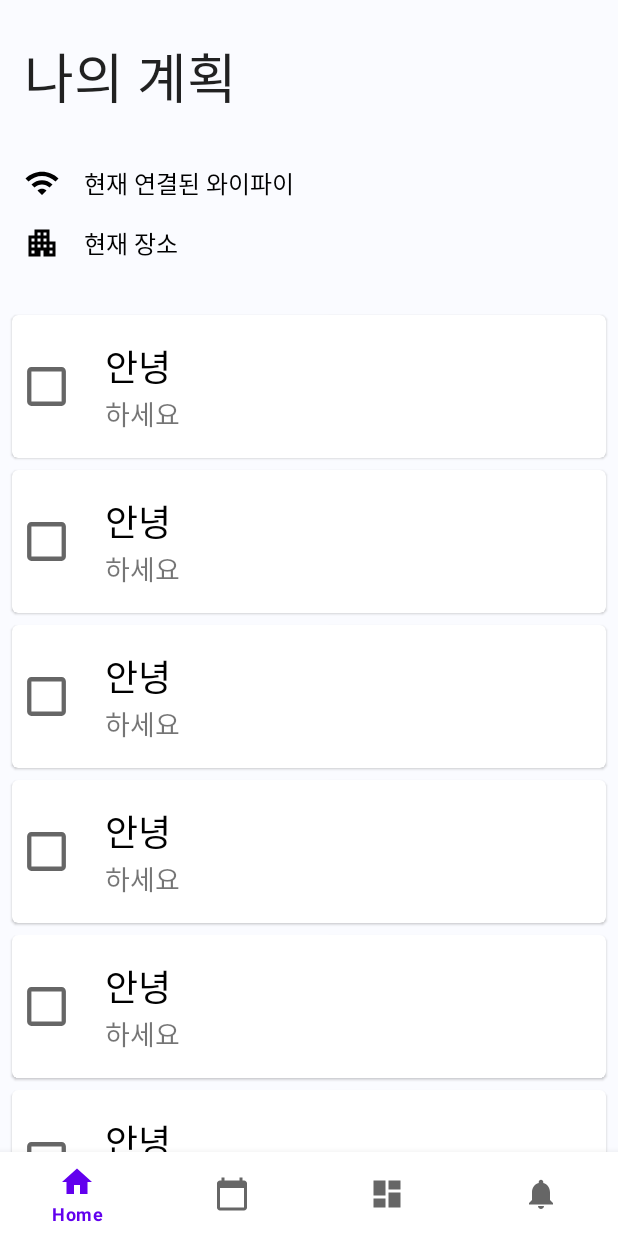
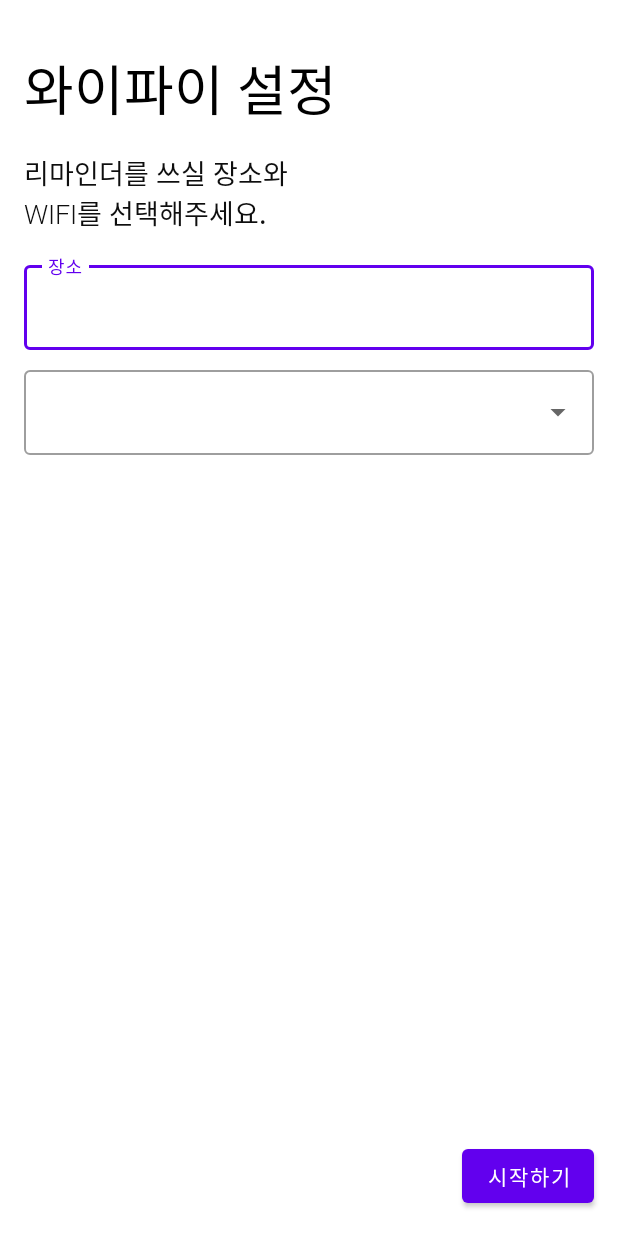
Before and after one commit to HeeSungUm/Mocon, an Android app: the screen it shows after launch (MainActivity before the commit, WifiSetting after it), on a phone screen of 412 x 824 dp. Run offline under Robolectric (Android 15) with nearby library versions, the phone set to English and light mode, and no system bars; our stand-ins replace navigation-ui.

Commit message:
WifiSetting 액티비티 추가

```diff
--- a/app/src/main/AndroidManifest.xml
+++ b/app/src/main/AndroidManifest.xml
@@ -25,11 +25,6 @@
                 <category android:name="android.intent.category.LAUNCHER" />
             </intent-filter>
         </activity>
-        <receiver android:name=".WifiReceiver">
-            <intent-filter>
-                <action android:name="WIFI_CONNECTED" />
-            </intent-filter>
-        </receiver>
 
     </application>
 
--- a/app/src/main/java/com/appplepie/mocon/MainActivity.java
+++ b/app/src/main/java/com/appplepie/mocon/MainActivity.java
@@ -2,6 +2,7 @@ package com.appplepie.mocon;
 
 import android.Manifest;
 import android.content.Context;
+import android.content.Intent;
 import android.content.SharedPreferences;
 import android.content.pm.PackageManager;
 import android.net.wifi.WifiConfiguration;
@@ -44,60 +45,11 @@ public class MainActivity extends AppCompatActivity {
         SharedPreferences preferences = PreferenceManager.getDefaultSharedPreferences(getApplicationContext());
         SharedPreferences.Editor editor= preferences.edit();
         setContentView(R.layout.activity_main);
-        getPermission();
 
         if (preferences.getBoolean("FirstStart", true)){
             preferences.edit().putBoolean("FirstStart", false).apply();
-            WifiManager wifiManager = (WifiManager) getSystemService(Context.WIFI_SERVICE);
-
-            if (!wifiManager.isWifiEnabled()) {
-                if (wifiManager.getWifiState() != WifiManager.WIFI_STATE_ENABLING) {
-                    wifiManager.setWifiEnabled(true);
-                }
-                getWifiConfigurations(wifiManager);
-            }else{
-                getWifiConfigurations(wifiManager);
-            }
-
-            MaterialAlertDialogBuilder builder = new MaterialAlertDialogBuilder(this);
-
-            LayoutInflater inflater = getLayoutInflater();
-            View dialogView = inflater.inflate(R.layout.wifi_setting_dialog, null);
-            builder.setView(dialogView);
-
-            MultiAutoCompleteTextView spinner = dialogView.findViewById(R.id.dialogWifiInput);
-            EditText editText = dialogView.findViewById(R.id.dialogPlaceInput);
-
-            ArrayAdapter<String> stringArrayAdapter;
-
-            if (wifiList == null || wifiList.length ==0){
-                stringArrayAdapter = new ArrayAdapter<>(getApplicationContext(), R.layout.support_simple_spinner_dropdown_item, new String[]{"사용가능한 와이파이가 없습니다."});
-            }else {
-                stringArrayAdapter = new ArrayAdapter<>(this, R.layout.support_simple_spinner_dropdown_item, wifiList);
-            }
-            spinner.setTokenizer(new MultiAutoCompleteTextView.CommaTokenizer());
-            spinner.setAdapter(stringArrayAdapter);
-            builder.setPositiveButton("확인", null);
-
-
-            AlertDialog dialog = builder.create();
-            dialog.setCanceledOnTouchOutside(false);
-            dialog.setOnShowListener(dialogInterface -> {
-                Button button = ((AlertDialog) dialog).getButton(AlertDialog.BUTTON_POSITIVE);
-                button.setOnClickListener(view -> {
-                    if (editText.getText().toString().equals("") ^ spinner.getText().toString().equals("")){
-                        editText.setError("빈칸을 다 채워주세요");
-                    }else{
-                        String place = editText.getText().toString();
-                        String[] wifi = spinner.getText().toString().split(",");
-                        Log.e("tag", "onCreate: "+ Arrays.toString(wifi));
-                        editor.putStringSet(place, new HashSet<>(Arrays.asList(wifi)));
-                        editor.apply();
-                        dialog.dismiss();
-                    }
-                });
-            });
-            dialog.show();
+            Intent intent = new Intent(this, WifiSetting.class);
+            startActivity(intent);
         }
 
 
@@ -112,28 +64,6 @@ public class MainActivity extends AppCompatActivity {
         NavigationUI.setupWithNavController(navView, navController);
     }
 
-    void getPermission(){
-        if (checkSelfPermission(CoarseLocation) != PackageManager.PERMISSION_GRANTED) {
-            requestPermissions(new String[]{Manifest.permission.ACCESS_COARSE_LOCATION, Manifest.permission.ACCESS_FINE_LOCATION}, 123);
-        }
 
-        if (checkSelfPermission(AccessWifi) != PackageManager.PERMISSION_GRANTED) {
-            requestPermissions(new String[]{Manifest.permission.ACCESS_WIFI_STATE, Manifest.permission.ACCESS_WIFI_STATE}, 123);
-        }
-
-        if (checkSelfPermission(ChangeWifi) != PackageManager.PERMISSION_GRANTED) {
-            requestPermissions(new String[]{Manifest.permission.CHANGE_WIFI_STATE, Manifest.permission.CHANGE_WIFI_STATE}, 123);
-        }
-    }
-    void getWifiConfigurations(WifiManager wifiManager){
-        List<WifiConfiguration> configurations = wifiManager.getConfiguredNetworks();
-        Log.e("tag", "onCreate: "+configurations );
-        wifiList = new String[configurations.size()];
-        if (configurations.size() != 0) {
-            for (int i = 0; i < configurations.size(); i++) {
-                wifiList[i] = configurations.get(i).SSID;
-            }
-        }
-    }
 
 }
--- a/app/src/main/java/com/appplepie/mocon/ToDos.java
+++ /dev/null
@@ -1,4 +0,0 @@
-package com.appplepie.mocon;
-
-public class ToDos {
-}
--- /dev/null
+++ b/app/src/main/java/com/appplepie/mocon/TodoItem.java
@@ -0,0 +1,27 @@
+package com.appplepie.mocon;
+
+public class TodoItem {
+    private String Title;
+    private String desc;
+
+    public TodoItem(String heading, String desc) {
+        this.Title = heading;
+        this.desc = desc;
+    }
+
+    public String getTitle() {
+        return Title;
+    }
+
+    public void setTitle(String Title) {
+        this.Title = Title;
+    }
+
+    public String getDesc() {
+        return desc;
+    }
+
+    public void setDesc(String desc) {
+        this.desc = desc;
+    }
+}
--- a/app/src/main/java/com/appplepie/mocon/WifiSetting.java
+++ b/app/src/main/java/com/appplepie/mocon/WifiSetting.java
@@ -1,5 +1,6 @@
 package com.appplepie.mocon;
 
+import androidx.appcompat.app.AlertDialog;
 import androidx.appcompat.app.AppCompatActivity;
 import androidx.recyclerview.widget.LinearLayoutManager;
 import androidx.recyclerview.widget.RecyclerView;
@@ -7,13 +8,18 @@ import androidx.recyclerview.widget.RecyclerView;
 import android.Manifest;
 import android.content.Context;
 import android.content.DialogInterface;
+import android.content.SharedPreferences;
 import android.content.pm.PackageManager;
 import android.net.wifi.WifiConfiguration;
 import android.net.wifi.WifiManager;
 import android.os.Bundle;
+import android.preference.PreferenceManager;
+import android.util.Log;
 import android.view.LayoutInflater;
 import android.view.View;
+import android.widget.ArrayAdapter;
 import android.widget.Button;
+import android.widget.EditText;
 import android.widget.ImageButton;
 import android.widget.MultiAutoCompleteTextView;
 import android.widget.TextView;
@@ -21,23 +27,75 @@ import android.widget.TextView;
 import com.google.android.material.dialog.MaterialAlertDialogBuilder;
 
 import java.util.ArrayList;
+import java.util.Arrays;
+import java.util.HashSet;
 import java.util.List;
 
 public class WifiSetting extends AppCompatActivity {
+    final String CoarseLocation = Manifest.permission.ACCESS_COARSE_LOCATION;
+    final String AccessWifi = Manifest.permission.ACCESS_WIFI_STATE;
+    final String ChangeWifi = Manifest.permission.CHANGE_WIFI_STATE;
     private static final String TAG = "WIFISETTING";
-    Button submitBtn;
-    ArrayList<Boolean> arrayList = new ArrayList<>();
-    int itemCnt = 2;
     String[] wifiList;
+
     @Override
     protected void onCreate(Bundle savedInstanceState) {
-        final String CoarseLocation = Manifest.permission.ACCESS_COARSE_LOCATION;
-        final String AccessWifi = Manifest.permission.ACCESS_WIFI_STATE;
-        final String ChangeWifi = Manifest.permission.CHANGE_WIFI_STATE;
-
         super.onCreate(savedInstanceState);
         setContentView(R.layout.activity_wifi_setting);
+        getPermission();
+        SharedPreferences preferences = PreferenceManager.getDefaultSharedPreferences(getApplicationContext());
+        SharedPreferences.Editor editor = preferences.edit();
 
+        WifiManager wifiManager = (WifiManager) getSystemService(Context.WIFI_SERVICE);
+
+        if (!wifiManager.isWifiEnabled()) {
+            if (wifiManager.getWifiState() != WifiManager.WIFI_STATE_ENABLING) {
+                wifiManager.setWifiEnabled(true);
+            }
+            getWifiConfigurations(wifiManager);
+        } else {
+            getWifiConfigurations(wifiManager);
+        }
+
+        MultiAutoCompleteTextView spinner = findViewById(R.id.dialogWifiInput);
+        EditText editText = findViewById(R.id.dialogPlaceInput);
+
+        ArrayAdapter<String> stringArrayAdapter;
+
+        if (wifiList == null || wifiList.length == 0) {
+            stringArrayAdapter = new ArrayAdapter<>(this, R.layout.support_simple_spinner_dropdown_item, new String[]{"사용가능한 와이파이가 없습니다."});
+        } else {
+            stringArrayAdapter = new ArrayAdapter<>(this, R.layout.support_simple_spinner_dropdown_item, wifiList);
+        }
+        spinner.setTokenizer(new MultiAutoCompleteTextView.CommaTokenizer());
+        spinner.setAdapter(stringArrayAdapter);
+
+
+        Button button = findViewById(R.id.wifiSettingSubmit);
+        button.setOnClickListener(view -> {
+            if (editText.getText().toString().equals("") ^ spinner.getText().toString().equals("")) {
+                editText.setError("빈칸을 다 채워주세요");
+            } else {
+                String place = editText.getText().toString();
+                String[] wifi = spinner.getText().toString().split(",");
+                Log.e("tag", "onCreate: " + Arrays.toString(wifi));
+                editor.putStringSet(place, new HashSet<>(Arrays.asList(wifi)));
+                editor.apply();
+                finish();
+            }
+        });
+    }
+    void getWifiConfigurations (WifiManager wifiManager){
+        List<WifiConfiguration> configurations = wifiManager.getConfiguredNetworks();
+        Log.e("tag", "onCreate: " + configurations);
+        wifiList = new String[configurations.size()];
+        if (configurations.size() != 0) {
+            for (int i = 0; i < configurations.size(); i++) {
+                wifiList[i] = configurations.get(i).SSID;
+            }
+        }
+    }
+    void getPermission () {
         if (checkSelfPermission(CoarseLocation) != PackageManager.PERMISSION_GRANTED) {
             requestPermissions(new String[]{Manifest.permission.ACCESS_COARSE_LOCATION, Manifest.permission.ACCESS_FINE_LOCATION}, 123);
         }
@@ -49,56 +107,5 @@ public class WifiSetting extends AppCompatActivity {
         if (checkSelfPermission(ChangeWifi) != PackageManager.PERMISSION_GRANTED) {
             requestPermissions(new String[]{Manifest.permission.CHANGE_WIFI_STATE, Manifest.permission.CHANGE_WIFI_STATE}, 123);
         }
-
-        WifiManager wifiManager = (WifiManager) getSystemService(Context.WIFI_SERVICE);
-
-        if (!wifiManager.isWifiEnabled()) {
-            if (wifiManager.getWifiState() != WifiManager.WIFI_STATE_ENABLING) {
-                wifiManager.setWifiEnabled(true);
-            }
-            List<WifiConfiguration> configurations = wifiManager.getConfiguredNetworks();
-            wifiList = new String[configurations.size()];
-            if (configurations.size() != 0) {
-                for (int i = 0; i < configurations.size(); i++) {
-                    wifiList[i] = configurations.get(i).SSID;
-                }
-            }
-        }
-
-        LayoutInflater inflater = getLayoutInflater();
-        final View dialogView = inflater.inflate(R.layout.wifi_setting_dialog, null);
-//        final MultiAutoCompleteTextView completeTextView = dialogView.findViewById(R.id.wifiInput);
-        MaterialAlertDialogBuilder builder = new MaterialAlertDialogBuilder(this);
-        builder.setView(R.layout.wifi_setting_dialog);
-        builder.setPositiveButton("확인", (dialogInterface, i) -> {
-
-        });
-        builder.show();
-
-//        WifiSettingRecyclerAdapter adapter = new WifiSettingRecyclerAdapter(arrayList, getApplicationContext(), wifiList, this);
-
-//        recyclerView = findViewById(R.id.wifiSettingRecyclerView);
-//        addRecyclerItemBtn = findViewById(R.id.wifiSettingAddItem);
-//        addRecyclerItemTv = findViewById(R.id.wifiSettingAddTv);
-//        submitBtn = findViewById(R.id.wifiSettingSubmit);
-//
-//        arrayList.add(true);
-//        arrayList.add(true);
-//        recyclerView.setAdapter(adapter);
-//        recyclerView.setLayoutManager(new LinearLayoutManager(getApplicationContext()));
-
-//        addRecyclerItemTv.setOnClickListener(v -> {
-//            arrayList.add(true);
-//            itemCnt++;
-//            adapter.notifyDataSetChanged();
-//        });
-//        addRecyclerItemBtn.setOnClickListener(v -> {
-//            arrayList.add(true);
-//            itemCnt++;
-//            adapter.notifyDataSetChanged();
-//        });
-//        submitBtn.setOnClickListener(v -> finish());
-
-
     }
 }
--- a/app/src/main/java/com/appplepie/mocon/ui/calendar/CalendarRemainderRecyclerAdapter.java
+++ b/app/src/main/java/com/appplepie/mocon/ui/calendar/CalendarRemainderRecyclerAdapter.java
@@ -10,14 +10,15 @@ import androidx.annotation.NonNull;
 import androidx.recyclerview.widget.RecyclerView;
 
 import com.appplepie.mocon.R;
+import com.appplepie.mocon.TodoItem;
 
 import java.util.ArrayList;
 
 public class CalendarRemainderRecyclerAdapter extends RecyclerView.Adapter<CalendarRemainderRecyclerAdapter.ItemViewHolder>{
 
-    ArrayList<CalendarRemainderRecyclerItem> itemArrayList;
+    ArrayList<TodoItem> itemArrayList;
 
-    public CalendarRemainderRecyclerAdapter(ArrayList<CalendarRemainderRecyclerItem> itemArray) {
+    public CalendarRemainderRecyclerAdapter(ArrayList<TodoItem> itemArray) {
         this.itemArrayList = itemArray;
     }
 
@@ -34,7 +35,7 @@ public class CalendarRemainderRecyclerAdapter extends RecyclerView.Adapter<Calen
 
     @Override
     public void onBindViewHolder(@NonNull ItemViewHolder holder, int position) {
-        holder.heading_TextView.setText(itemArrayList.get(position).getHeading());
+        holder.heading_TextView.setText(itemArrayList.get(position).getTitle());
         holder.desc_TextView.setText(itemArrayList.get(position).getDesc());
     }
 
--- a/app/src/main/java/com/appplepie/mocon/ui/calendar/CalendarRemainderRecyclerItem.java
+++ /dev/null
@@ -1,29 +0,0 @@
-package com.appplepie.mocon.ui.calendar;
-
-import android.widget.CheckBox;
-
-public class CalendarRemainderRecyclerItem {
-    private String heading;
-    private String desc;
-
-    public CalendarRemainderRecyclerItem(String heading, String desc) {
-        this.heading = heading;
-        this.desc = desc;
-    }
-
-    public String getHeading() {
-        return heading;
-    }
-
-    public void setHeading(String heading) {
-        this.heading = heading;
-    }
-
-    public String getDesc() {
-        return desc;
-    }
-
-    public void setDesc(String desc) {
-        this.desc = desc;
-    }
-}
--- a/app/src/main/java/com/appplepie/mocon/ui/home/HomeFragment.java
+++ b/app/src/main/java/com/appplepie/mocon/ui/home/HomeFragment.java
@@ -5,7 +5,6 @@ import android.content.Context;
 import android.content.Intent;
 import android.content.IntentFilter;
 import android.net.ConnectivityManager;
-import android.net.Network;
 import android.net.NetworkInfo;
 import android.net.wifi.WifiInfo;
 import android.net.wifi.WifiManager;
@@ -16,16 +15,13 @@ import android.view.ViewGroup;
 import android.widget.TextView;
 
 import androidx.annotation.NonNull;
-import androidx.annotation.Nullable;
 import androidx.fragment.app.Fragment;
-import androidx.lifecycle.Observer;
-import androidx.lifecycle.ViewModelProviders;
 import androidx.recyclerview.widget.LinearLayoutManager;
 import androidx.recyclerview.widget.RecyclerView;
 
 import com.appplepie.mocon.R;
 import com.appplepie.mocon.ui.calendar.CalendarRemainderRecyclerAdapter;
-import com.appplepie.mocon.ui.calendar.CalendarRemainderRecyclerItem;
+import com.appplepie.mocon.TodoItem;
 
 import java.util.ArrayList;
 
@@ -33,7 +29,7 @@ public class HomeFragment extends Fragment {
     TextView ssidTv;
     WifiManager wifiManager;
     String ssid;
-    ArrayList<CalendarRemainderRecyclerItem> calendarItemArrayList = new ArrayList<>();
+    ArrayList<TodoItem> calendarItemArrayList = new ArrayList<>();
     public View onCreateView(@NonNull LayoutInflater inflater,
                              ViewGroup container, Bundle savedInstanceState) {
         //와이파이 상태변화 수신
@@ -42,7 +38,7 @@ public class HomeFragment extends Fragment {
         ssidTv = root.findViewById(R.id.homeWifiTv);
         RecyclerView recyclerView = root.findViewById(R.id.homeTodoRecycler);
         CalendarRemainderRecyclerAdapter adapter = new CalendarRemainderRecyclerAdapter(calendarItemArrayList);
-        CalendarRemainderRecyclerItem item = new CalendarRemainderRecyclerItem("안녕","하세요");
+        TodoItem item = new TodoItem("안녕","하세요");
 
         IntentFilter filter = new IntentFilter();
         filter.addAction(WifiManager.NETWORK_STATE_CHANGED_ACTION);
--- a/app/src/main/res/layout/activity_wifi_setting.xml
+++ b/app/src/main/res/layout/activity_wifi_setting.xml
@@ -5,42 +5,49 @@
     android:layout_width="match_parent"
     android:layout_height="match_parent"
     tools:context=".WifiSetting">
-    <TextView
+    <com.google.android.material.textview.MaterialTextView
+        android:id="@+id/wifiSettingTitle"
         android:layout_width="wrap_content"
         android:layout_height="wrap_content"
-        android:text="리마인더를 쓰실 장소와\n그 장소에서 쓰시는\nWIFI를 선택해주세요."
         app:layout_constraintTop_toTopOf="parent"
+        android:text="와이파이 설정"
+        android:textSize="36sp"
+        android:textColor="@android:color/black"
+        android:fontFamily="@font/nanum_square_aceb"
         app:layout_constraintLeft_toLeftOf="parent"
+        android:layout_marginTop="32dp"
+        android:layout_marginLeft="16dp"/>
+
+    <TextView
+        android:id="@+id/wifiSettingHeading2"
+        android:layout_width="wrap_content"
+        android:layout_height="wrap_content"
         android:layout_marginStart="16dp"
         android:layout_marginTop="16dp"
+        android:fontFamily="@font/roboto_light"
+        android:text="리마인더를 쓰실 장소와\nWIFI를 선택해주세요."
+        android:textColor="#0E0E0E"
         android:textSize="18sp"
-        android:id="@+id/wifiSettingHeading2"
-        android:fontFamily="@font/roboto_bold"
-        android:textColor="#000"/>
-    <ScrollView
-        android:id="@+id/wifiSettingScroll"
-        android:layout_marginTop="16dp"
-        android:layout_width="match_parent"
-        android:layout_height="0dp"
-        app:layout_constraintTop_toBottomOf="@id/wifiSettingHeading2">
-        <androidx.constraintlayout.widget.ConstraintLayout
-            android:layout_width="match_parent"
-            android:layout_height="match_parent">
+        app:layout_constraintLeft_toLeftOf="parent"
+        app:layout_constraintTop_toBottomOf="@id/wifiSettingTitle" />
+
     <com.google.android.material.textfield.TextInputLayout
-                android:layout_marginTop="8dp"
         android:id="@+id/wifiPlaceInput"
         style="@style/Widget.MaterialComponents.TextInputLayout.OutlinedBox"
         android:layout_width="match_parent"
         android:layout_height="wrap_content"
+        android:layout_marginTop="16dp"
         android:hint="장소"
-                app:layout_constraintTop_toTopOf="parent"
-                android:outlineAmbientShadowColor="#000">
+        android:outlineAmbientShadowColor="#000"
+        app:layout_constraintTop_toBottomOf="@id/wifiSettingHeading2"
+        android:layout_marginHorizontal="16dp">
 
         <com.google.android.material.textfield.TextInputEditText
+            android:id="@+id/dialogPlaceInput"
             android:layout_width="match_parent"
-                    android:layout_height="wrap_content"
-                    android:id="@+id/placeInput"/>
-                <requestFocus/>
+            android:layout_height="wrap_content" />
+
+        <requestFocus />
     </com.google.android.material.textfield.TextInputLayout>
 
     <com.google.android.material.textfield.TextInputLayout
@@ -48,39 +55,15 @@
         android:layout_width="match_parent"
         android:layout_height="wrap_content"
         android:layout_marginTop="8dp"
+        android:layout_marginHorizontal="16dp"
         app:layout_constraintTop_toBottomOf="@id/wifiPlaceInput">
 
         <MultiAutoCompleteTextView
-                    android:id="@+id/wifiList"
+            android:id="@+id/dialogWifiInput"
             android:layout_width="match_parent"
-                    android:layout_height="wrap_content"
-                    android:inputType="none" />
+            android:layout_height="wrap_content" />
     </com.google.android.material.textfield.TextInputLayout>
-<!--            <ImageButton-->
-<!--                android:id="@+id/wifiSettingAddItem"-->
-<!--                android:layout_width="wrap_content"-->
-<!--                android:layout_height="wrap_content"-->
-<!--                android:src="@drawable/ic_baseline_add_24"-->
-<!--                android:background="#FFFFFF"-->
-<!--                app:layout_constraintRight_toLeftOf="@id/wifiSettingAddTv"-->
-<!--                app:layout_constraintTop_toBottomOf="@id/wifiSettingRecyclerView"-->
-<!--                app:layout_constraintLeft_toLeftOf="parent"-->
-<!--                app:layout_constraintHorizontal_chainStyle="packed"-->
-<!--                android:layout_marginTop="16dp"/>-->
-<!--            <TextView-->
-<!--                android:id="@+id/wifiSettingAddTv"-->
-<!--                android:layout_width="wrap_content"-->
-<!--                android:layout_height="wrap_content"-->
-<!--                app:layout_constraintLeft_toRightOf="@id/wifiSettingAddItem"-->
-<!--                android:text="추가"-->
-<!--                android:fontFamily="@font/roboto_bold"-->
-<!--                android:textSize="18sp"-->
-<!--                app:layout_constraintTop_toTopOf="@id/wifiSettingAddItem"-->
-<!--                app:layout_constraintBottom_toBottomOf="@id/wifiSettingAddItem"-->
-<!--                app:layout_constraintRight_toRightOf="parent"-->
-<!--                android:textColor="#000"/>-->
-        </androidx.constraintlayout.widget.ConstraintLayout>
-    </ScrollView>
+
 
     <Button
         android:id="@+id/wifiSettingSubmit"
```
Also changed, not shown: app/src/main/java/com/appplepie/mocon/WifiPlace.java (+17 -2 lines), app/src/main/java/com/appplepie/mocon/WifiReceiver.java (deleted, +0 -25 lines), app/src/main/java/com/appplepie/mocon/WifiSettingRecyclerAdapter.java (deleted, +0 -86 lines), app/src/main/java/com/appplepie/mocon/ui/calendar/CalendarFragment.java (+3 -6 lines). Lines whose indentation alone changed are shown as unchanged.
